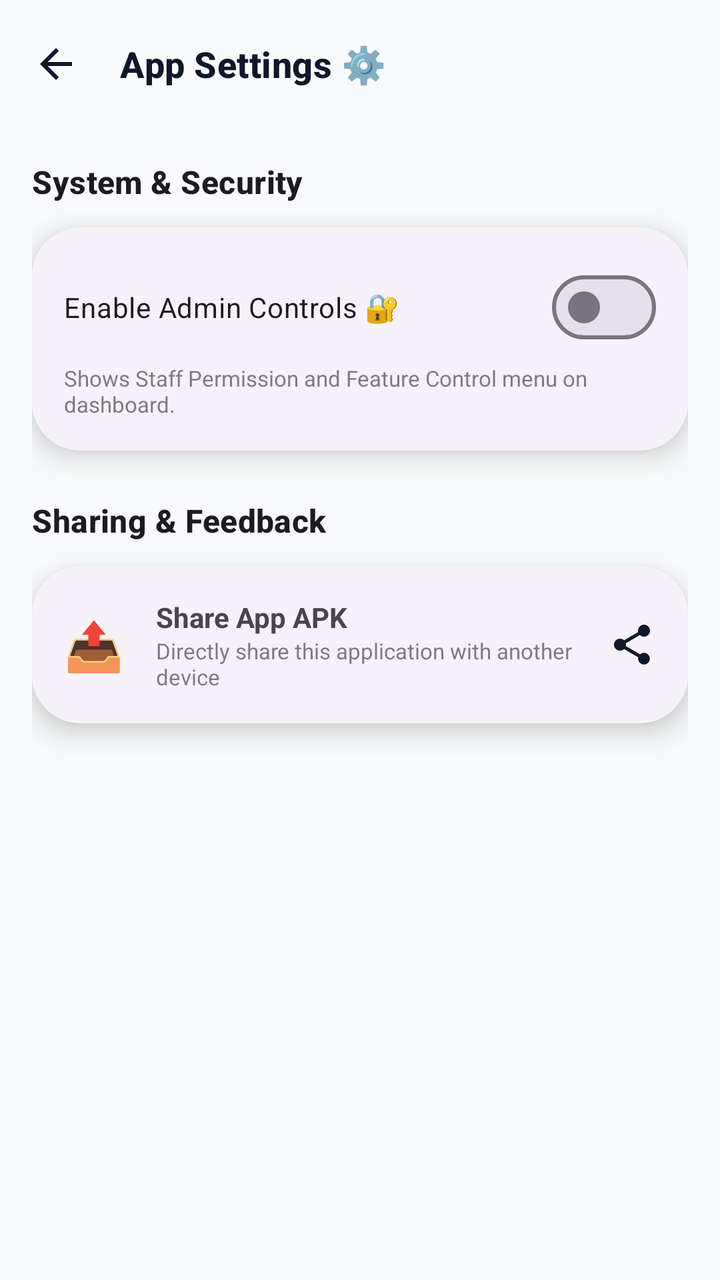
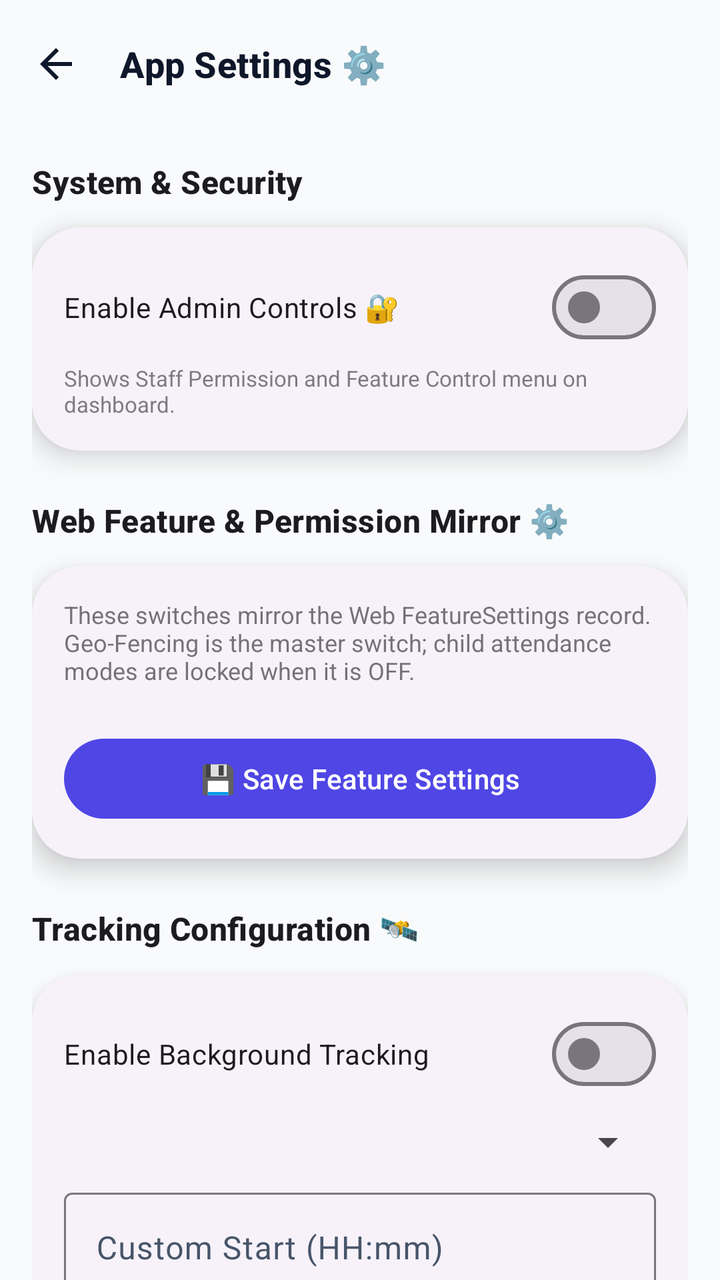

Compare the two renders of this Android layout. The source of the first and the diff that turns it into the second are given below.
<!-- AndroidManifest.xml: application theme Theme.Biometric -->
<!-- res/layout/activity_settings.xml -->
<?xml version="1.0" encoding="utf-8"?>
<androidx.coordinatorlayout.widget.CoordinatorLayout xmlns:android="http://schemas.android.com/apk/res/android"
    xmlns:app="http://schemas.android.com/apk/res-auto"
    xmlns:tools="http://schemas.android.com/tools"
    android:layout_width="match_parent"
    android:layout_height="match_parent"
    android:background="@color/window_background"
    android:fitsSystemWindows="true">

    <com.google.android.material.appbar.AppBarLayout
        android:layout_width="match_parent"
        android:layout_height="wrap_content"
        android:background="@android:color/transparent"
        app:elevation="0dp">

        <com.google.android.material.appbar.MaterialToolbar
            android:id="@+id/toolbar"
            android:layout_width="match_parent"
            android:layout_height="?attr/actionBarSize"
            app:navigationIcon="@drawable/ic_back"
            app:title="@string/title_app_settings"
            app:titleCentered="false"
            app:titleTextAppearance="@style/PremiumToolbarTitle" />

    </com.google.android.material.appbar.AppBarLayout>

    <androidx.core.widget.NestedScrollView
        android:layout_width="match_parent"
        android:layout_height="match_parent"
        android:fillViewport="true"
        app:layout_behavior="@string/appbar_scrolling_view_behavior">

        <LinearLayout
            android:layout_width="match_parent"
            android:layout_height="wrap_content"
            android:orientation="vertical"
            android:padding="16dp">

            <TextView
                android:layout_width="wrap_content"
                android:layout_height="wrap_content"
                android:text="System &amp; Security"
                android:textAppearance="@style/TextAppearance.Material3.TitleMedium"
                android:textStyle="bold"
                android:layout_marginBottom="12dp" />

            <com.google.android.material.card.MaterialCardView
                style="@style/PremiumCardView"
                android:layout_width="match_parent"
                android:layout_height="wrap_content"
                android:layout_marginBottom="24dp">
                <LinearLayout
                    android:layout_width="match_parent"
                    android:layout_height="wrap_content"
                    android:orientation="vertical"
                    android:padding="16dp">

                    <com.google.android.material.materialswitch.MaterialSwitch
                        android:id="@+id/switchAdminControls"
                        android:layout_width="match_parent"
                        android:layout_height="wrap_content"
                        android:text="Enable Admin Controls 🔐" />

                    <TextView
                        android:layout_width="match_parent"
                        android:layout_height="wrap_content"
                        android:text="Shows Staff Permission and Feature Control menu on dashboard."
                        android:textSize="11sp"
                        android:alpha="0.7"
                        android:layout_marginTop="4dp" />
                </LinearLayout>
            </com.google.android.material.card.MaterialCardView>

            <TextView
                android:layout_width="wrap_content"
                android:layout_height="wrap_content"
                android:text="Sharing &amp; Feedback"
                android:textAppearance="@style/TextAppearance.Material3.TitleMedium"
                android:textStyle="bold"
                android:layout_marginBottom="12dp" />

            <com.google.android.material.card.MaterialCardView
                android:id="@+id/btnShareApp"
                style="@style/PremiumCardView"
                android:layout_width="match_parent"
                android:layout_height="wrap_content"
                android:layout_marginBottom="16dp">
                <LinearLayout
                    android:layout_width="match_parent"
                    android:layout_height="wrap_content"
                    android:orientation="horizontal"
                    android:padding="16dp"
                    android:gravity="center_vertical">
                    <TextView
                        android:layout_width="wrap_content"
                        android:layout_height="wrap_content"
                        android:text="📤"
                        android:textSize="24sp"
                        android:importantForAccessibility="no" />
                    <LinearLayout
                        android:layout_width="0dp"
                        android:layout_height="wrap_content"
                        android:layout_weight="1"
                        android:layout_marginStart="16dp"
                        android:orientation="vertical">
                        <TextView
                            android:layout_width="wrap_content"
                            android:layout_height="wrap_content"
                            android:text="@string/label_share_app_apk"
                            android:textStyle="bold" />
                        <TextView
                            android:layout_width="wrap_content"
                            android:layout_height="wrap_content"
                            android:text="@string/label_share_app_desc"
                            android:textSize="11sp"
                            android:alpha="0.7" />
                    </LinearLayout>
                    <ImageView
                        android:layout_width="24dp"
                        android:layout_height="24dp"
                        android:src="@drawable/ic_share"
                        app:tint="?attr/colorOnSurface" />
                </LinearLayout>
            </com.google.android.material.card.MaterialCardView>

        </LinearLayout>
    </androidx.core.widget.NestedScrollView>

</androidx.coordinatorlayout.widget.CoordinatorLayout>
<!-- resources referenced by this layout -->
<resources>
  <color name="window_background">#F9FAFB</color>
  <!-- drawable ic_back (drawable) -->
  <vector xmlns:android="http://schemas.android.com/apk/res/android"
      android:width="24dp"
      android:height="24dp"
      android:viewportWidth="24"
      android:viewportHeight="24"
      android:tint="?attr/colorControlNormal">
    <path
        android:fillColor="@android:color/white"
        android:pathData="M20,11H7.83l5.59,-5.59L12,4l-8,8 8,8 1.41,-1.41L7.83,13H20v-2z"/>
  </vector>
  <!-- drawable ic_share (drawable) -->
  <vector xmlns:android="http://schemas.android.com/apk/res/android"
      android:width="24dp"
      android:height="24dp"
      android:viewportWidth="24"
      android:viewportHeight="24">
      <path
          android:fillColor="#FFFFFFFF"
          android:pathData="M18,16.08c-0.76,0 -1.44,0.3 -1.96,0.77L8.91,12.7c0.05,-0.23 0.09,-0.46 0.09,-0.7s-0.04,-0.47 -0.09,-0.7l7.05,-4.11c0.54,0.5 1.25,0.81 2.04,0.81c1.66,0 3,-1.34 3,-3s-1.34,-3 -3,-3s-3,1.34 -3,3c0,0.24 0.04,0.47 0.09,0.7L8.04,9.81C7.5,9.31 6.79,9 6,9c-1.66,0 -3,1.34 -3,3s1.34,3 3,3c0.79,0 1.5,-0.31 2.04,-0.81l7.12,4.16c-0.05,0.21 -0.08,0.43 -0.08,0.65c0,1.61 1.31,2.92 2.92,2.92c1.61,0 2.92,-1.31 2.92,-2.92s-1.31,-2.92 -2.92,-2.92z"/>
  </vector>
  <string name="label_share_app_apk">Share App APK</string>
  <string name="label_share_app_desc">Directly share this application with another device</string>
  <string name="title_app_settings">App Settings ⚙️</string>
  <style name="PremiumCardView" parent="Widget.App.CardView">
          <item name="cardElevation">8dp</item>
          <item name="cardCornerRadius">24dp</item>
          <item name="android:foreground">?attr/selectableItemBackground</item>
      </style>
  <style name="PremiumToolbarTitle" parent="TextAppearance.Material3.TitleMedium">
          <item name="android:textStyle">bold</item>
          <item name="android:textColor">?attr/colorOnSurface</item>
          <item name="android:maxLines">1</item>
          <item name="android:ellipsize">marquee</item>
          <item name="android:textSize">18sp</item>
      </style>
  <style name="Widget.App.CardView" parent="Widget.Material3.CardView.Elevated">
          <item name="cardCornerRadius">16dp</item>
          <item name="cardElevation">4dp</item>
      </style>
  <color name="colorPrimary">#4F46E5</color>
  <color name="colorPrimaryDark">#4338CA</color>
  <color name="colorAccent">#F43F5E</color>
  <color name="text_primary">#0F172A</color>
  <color name="colorSurfaceVariant">#F3F4F6</color>
  <color name="text_secondary">#475569</color>
  <color name="red">#EF4444</color>
  <color name="outline">#79747E</color>
  <color name="outline_variant">#CAC4D0</color>
  <style name="Widget.App.Toolbar" parent="Widget.Material3.Toolbar.OnSurface">
          <item name="titleTextAppearance">@style/TextAppearance.App.ToolbarTitle</item>
      </style>
  <style name="TextAppearance.App.ToolbarTitle" parent="TextAppearance.Material3.TitleLarge">
          <item name="android:textStyle">bold</item>
      </style>
  <!-- unchanged entries left out for length: 1 -->
</resources>

<!-- the commit's change to res/layout/activity_settings.xml (unified diff, before → after) -->
@@ -68,6 +68,123 @@
                         android:textSize="11sp"
                         android:alpha="0.7"
                         android:layout_marginTop="4dp" />
+                </LinearLayout>
+            </com.google.android.material.card.MaterialCardView>
+
+            <TextView
+                android:layout_width="wrap_content"
+                android:layout_height="wrap_content"
+                android:text="Web Feature &amp; Permission Mirror ⚙️"
+                android:textAppearance="@style/TextAppearance.Material3.TitleMedium"
+                android:textStyle="bold"
+                android:layout_marginBottom="12dp" />
+
+            <com.google.android.material.card.MaterialCardView
+                style="@style/PremiumCardView"
+                android:layout_width="match_parent"
+                android:layout_height="wrap_content"
+                android:layout_marginBottom="24dp">
+                <LinearLayout
+                    android:layout_width="match_parent"
+                    android:layout_height="wrap_content"
+                    android:orientation="vertical"
+                    android:padding="16dp">
+                    <TextView
+                        android:layout_width="match_parent"
+                        android:layout_height="wrap_content"
+                        android:text="These switches mirror the Web FeatureSettings record. Geo-Fencing is the master switch; child attendance modes are locked when it is OFF."
+                        android:textSize="12sp"
+                        android:alpha="0.75"
+                        android:layout_marginBottom="10dp" />
+                    <LinearLayout
+                        android:id="@+id/featureToggleContainer"
+                        android:layout_width="match_parent"
+                        android:layout_height="wrap_content"
+                        android:orientation="vertical" />
+                    <com.google.android.material.button.MaterialButton
+                        android:id="@+id/btnSaveFeatureSettings"
+                        android:layout_width="match_parent"
+                        android:layout_height="wrap_content"
+                        android:text="💾 Save Feature Settings"
+                        android:layout_marginTop="12dp" />
+                </LinearLayout>
+            </com.google.android.material.card.MaterialCardView>
+
+            <TextView
+                android:layout_width="wrap_content"
+                android:layout_height="wrap_content"
+                android:text="Tracking Configuration 🛰️"
+                android:textAppearance="@style/TextAppearance.Material3.TitleMedium"
+                android:textStyle="bold"
+                android:layout_marginBottom="12dp" />
+
+            <com.google.android.material.card.MaterialCardView
+                style="@style/PremiumCardView"
+                android:layout_width="match_parent"
+                android:layout_height="wrap_content"
+                android:layout_marginBottom="24dp">
+                <LinearLayout
+                    android:layout_width="match_parent"
+                    android:layout_height="wrap_content"
+                    android:orientation="vertical"
+                    android:padding="16dp">
+                    <com.google.android.material.materialswitch.MaterialSwitch
+                        android:id="@+id/switchTrackingEnabled"
+                        android:layout_width="match_parent"
+                        android:layout_height="wrap_content"
+                        android:text="Enable Background Tracking" />
+                    <Spinner
+                        android:id="@+id/spinnerTrackingMode"
+                        android:layout_width="match_parent"
+                        android:layout_height="wrap_content"
+                        android:layout_marginTop="8dp" />
+                    <com.google.android.material.textfield.TextInputLayout
+                        android:layout_width="match_parent"
+                        android:layout_height="wrap_content"
+                        android:layout_marginTop="8dp"
+                        android:hint="Custom Start (HH:mm)">
+                        <com.google.android.material.textfield.TextInputEditText
+                            android:id="@+id/editTrackingCustomStart"
+                            android:layout_width="match_parent"
+                            android:layout_height="wrap_content"
+                            android:inputType="time" />
+                    </com.google.android.material.textfield.TextInputLayout>
+                    <com.google.android.material.textfield.TextInputLayout
+                        android:layout_width="match_parent"
+                        android:layout_height="wrap_content"
+                        android:layout_marginTop="8dp"
+                        android:hint="Custom End (HH:mm)">
+                        <com.google.android.material.textfield.TextInputEditText
+                            android:id="@+id/editTrackingCustomEnd"
+                            android:layout_width="match_parent"
+                            android:layout_height="wrap_content"
+                            android:inputType="time" />
+                    </com.google.android.material.textfield.TextInputLayout>
+                    <com.google.android.material.textfield.TextInputLayout
+                        android:layout_width="match_parent"
+                        android:layout_height="wrap_content"
+                        android:layout_marginTop="8dp"
+                        android:hint="Tracking interval (seconds, 15-3600)">
+                        <com.google.android.material.textfield.TextInputEditText
+                            android:id="@+id/editTrackingInterval"
+                            android:layout_width="match_parent"
+                            android:layout_height="wrap_content"
+                            android:inputType="number" />
+                    </com.google.android.material.textfield.TextInputLayout>
+                    <TextView
+                        android:id="@+id/textTrackingConfigSource"
+                        android:layout_width="match_parent"
+                        android:layout_height="wrap_content"
+                        android:text="Firebase-authoritative configuration"
+                        android:textSize="11sp"
+                        android:alpha="0.7"
+                        android:layout_marginTop="8dp" />
+                    <com.google.android.material.button.MaterialButton
+                        android:id="@+id/btnSaveTrackingConfiguration"
+                        android:layout_width="match_parent"
+                        android:layout_height="wrap_content"
+                        android:text="💾 Save Tracking Configuration"
+                        android:layout_marginTop="10dp" />
                 </LinearLayout>
             </com.google.android.material.card.MaterialCardView>
 
